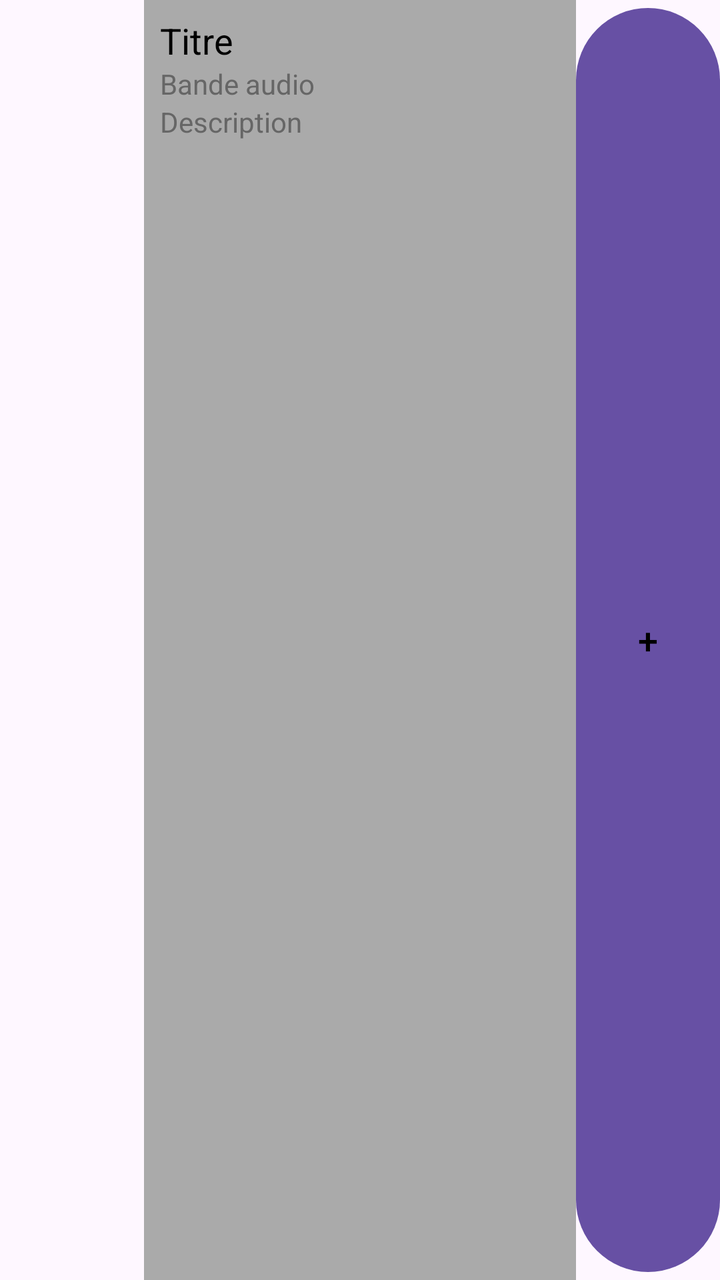
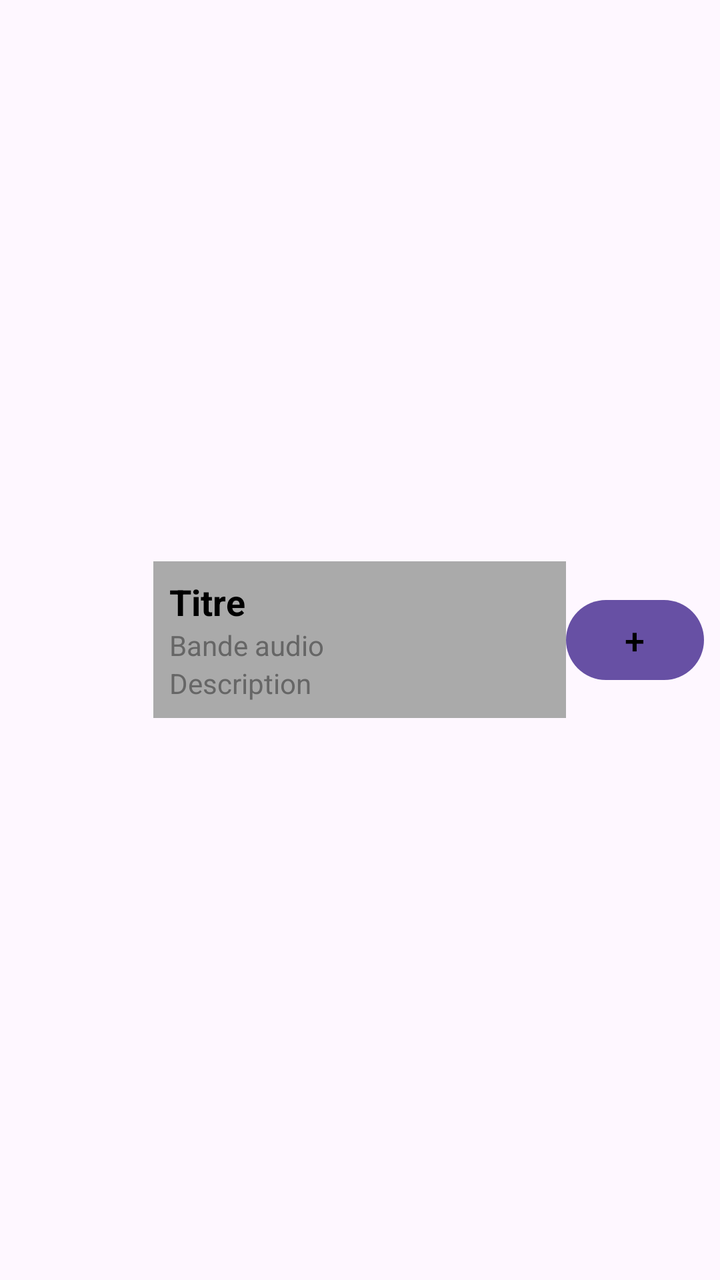

Screens rendered from an Android XML layout before and after an edit, with the pre-edit source and the edit as a unified diff.
<!-- AndroidManifest.xml: application theme Theme.CatalogueMultimedia -->
<!-- res/layout/layout_content.xml -->
<?xml version="1.0" encoding="utf-8"?>
<LinearLayout
    xmlns:android="http://schemas.android.com/apk/res/android"
    xmlns:tools="http://schemas.android.com/tools"
    android:layout_width="match_parent"
    android:layout_height="wrap_content"
    android:orientation="horizontal"
    xmlns:app="http://schemas.android.com/apk/res-auto"
    android:gravity="center_horizontal"
    tools:ignore="ExtraText">

    <ImageView
        android:id="@+id/myImageView"
        android:layout_width="0dp"
        android:layout_height="match_parent"
        android:layout_weight="2"
        android:contentDescription="description"
        app:layout_constraintWidth_percent="0.3"
        tools:ignore="Suspicious0dp" /> 

    <LinearLayout
        android:layout_width="0dp"
        android:layout_height="match_parent"
        android:layout_weight="6"
        android:orientation="vertical"
        android:padding="8dp"
        android:layout_gravity="fill_horizontal"
        app:layout_constraintWidth_percent="0.6"
        android:background="#AAAAAA">



        <TextView
            android:id="@+id/titleTextView"
            android:layout_width="wrap_content"
            android:layout_height="wrap_content"
            android:text="@string/titre"
            android:textSize="18sp"
            android:textColor="#000000" />

        <TextView
            android:id="@+id/soundTrackTextView"
            android:layout_width="wrap_content"
            android:layout_height="wrap_content"
            android:text="@string/bande_audio"
            android:textSize="14sp"
            android:textColor="#666666" />

        <TextView
            android:id="@+id/descriptionTextView"
            android:layout_width="wrap_content"
            android:layout_height="wrap_content"
            android:text="@string/description"
            android:textSize="14sp"
            android:textColor="#666666" />
    </LinearLayout>


    <Button
        android:layout_width="0dp"
        android:layout_height="match_parent"
        android:layout_weight="2"
        android:text="+"
        android:textSize="18sp"
        android:textColor="#000000"
        android:gravity="center"/>



</LinearLayout>
<!-- resources referenced by this layout -->
<resources>
  <string name="bande_audio">Bande audio</string>
  <string name="description">Description</string>
  <string name="titre">Titre</string>
  <style name="Theme.CatalogueMultimedia" parent="Base.Theme.CatalogueMultimedia" />
  <style name="Base.Theme.CatalogueMultimedia" parent="Theme.Material3.DayNight.NoActionBar">
          
          
      </style>
</resources>

<!-- the commit's change to res/layout/layout_content.xml (unified diff, before → after) -->
@@ -1,46 +1,43 @@
 <?xml version="1.0" encoding="utf-8"?>
-<LinearLayout
-    xmlns:android="http://schemas.android.com/apk/res/android"
+<LinearLayout xmlns:android="http://schemas.android.com/apk/res/android"
     xmlns:tools="http://schemas.android.com/tools"
     android:layout_width="match_parent"
     android:layout_height="wrap_content"
     android:orientation="horizontal"
-    xmlns:app="http://schemas.android.com/apk/res-auto"
-    android:gravity="center_horizontal"
+    android:padding="8dp"
+    android:gravity="center_vertical"
     tools:ignore="ExtraText">
 
     <ImageView
         android:id="@+id/myImageView"
         android:layout_width="0dp"
-        android:layout_height="match_parent"
+        android:layout_height="110dp"
         android:layout_weight="2"
-        android:contentDescription="description"
-        app:layout_constraintWidth_percent="0.3"
-        tools:ignore="Suspicious0dp" /> 
+        android:layout_gravity="center_vertical"
+        android:contentDescription="@string/description"
+        android:scaleType="centerCrop" />
 
     <LinearLayout
         android:layout_width="0dp"
-        android:layout_height="match_parent"
+        android:layout_height="wrap_content"
         android:layout_weight="6"
         android:orientation="vertical"
+        android:layout_gravity="center_vertical"
         android:padding="8dp"
-        android:layout_gravity="fill_horizontal"
-        app:layout_constraintWidth_percent="0.6"
         android:background="#AAAAAA">
-
-
 
         <TextView
             android:id="@+id/titleTextView"
-            android:layout_width="wrap_content"
+            android:layout_width="match_parent"
             android:layout_height="wrap_content"
             android:text="@string/titre"
             android:textSize="18sp"
-            android:textColor="#000000" />
+            android:textColor="#000000"
+            android:textStyle="bold"/>
 
         <TextView
             android:id="@+id/soundTrackTextView"
-            android:layout_width="wrap_content"
+            android:layout_width="match_parent"
             android:layout_height="wrap_content"
             android:text="@string/bande_audio"
             android:textSize="14sp"
@@ -48,23 +45,24 @@
 
         <TextView
             android:id="@+id/descriptionTextView"
-            android:layout_width="wrap_content"
+            android:layout_width="match_parent"
             android:layout_height="wrap_content"
             android:text="@string/description"
             android:textSize="14sp"
-            android:textColor="#666666" />
+            android:textColor="#666666"
+            android:maxLines="4"
+            android:ellipsize="end" />
     </LinearLayout>
 
-
     <Button
+        android:id="@+id/addToWishlistButton"
         android:layout_width="0dp"
-        android:layout_height="match_parent"
+        android:layout_height="wrap_content"
         android:layout_weight="2"
+        android:minHeight="48dp"
         android:text="+"
+        android:layout_gravity="center_vertical"
         android:textSize="18sp"
-        android:textColor="#000000"
-        android:gravity="center"/>
-
-
+        android:textColor="#000000" />
 
 </LinearLayout>
